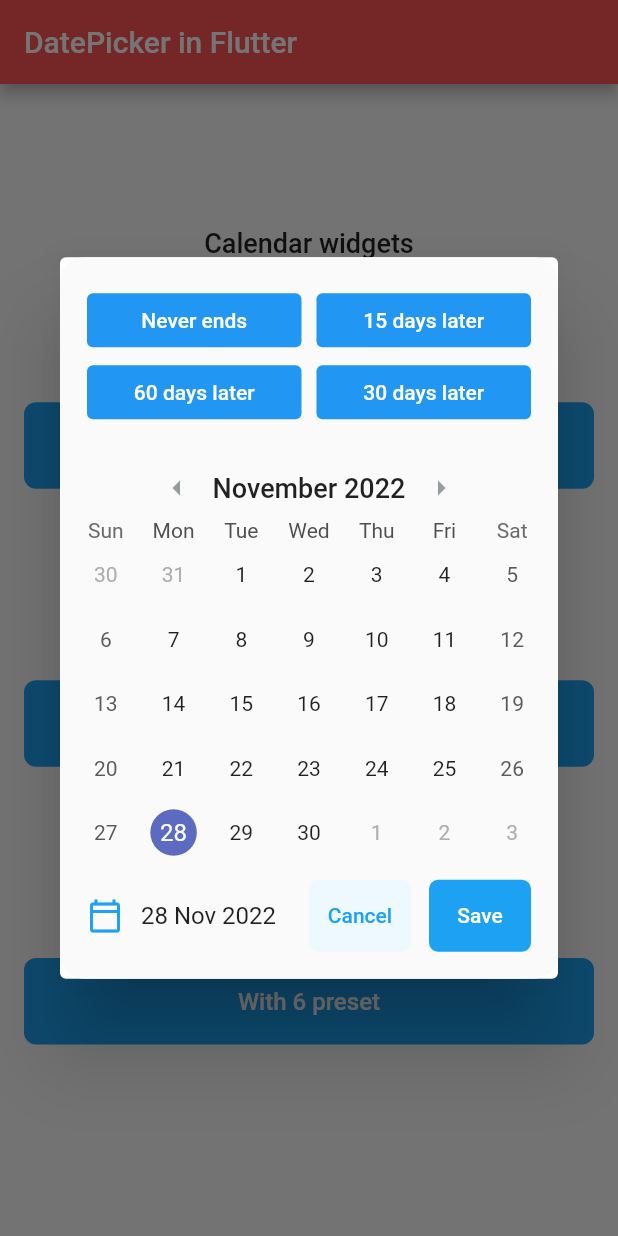
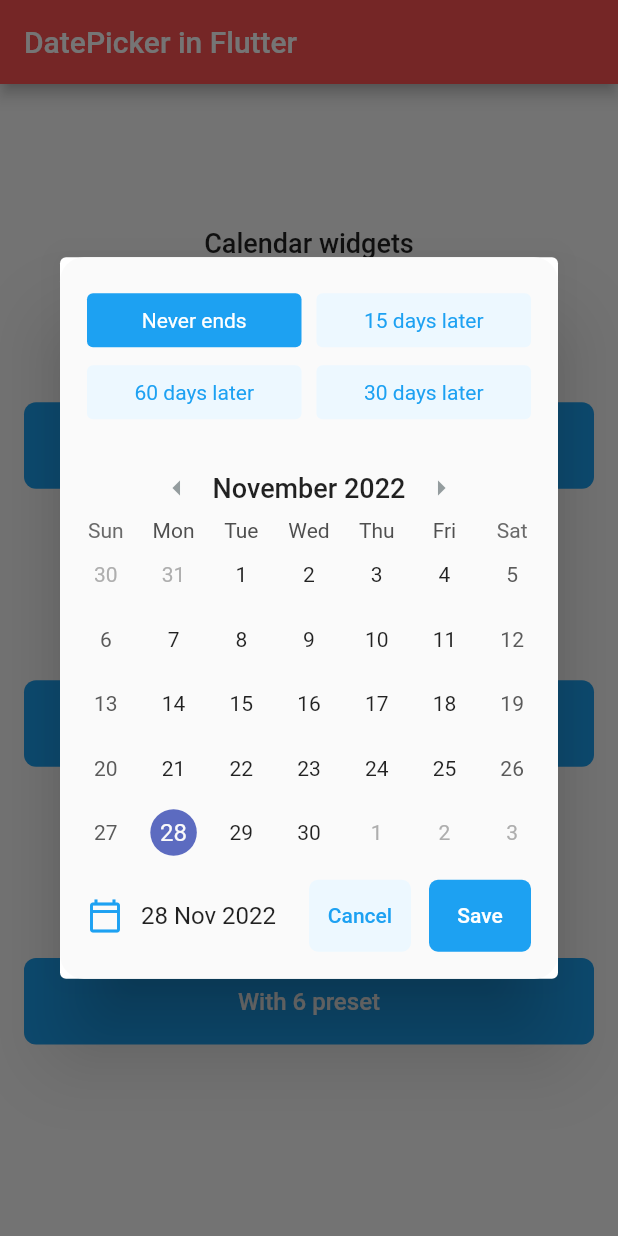
Before and after one commit to Ankit180898/custom_datepicker, a Flutter app: the screen it shows after launch, after a tap on "With 4 preset", on a phone screen of 412 x 824 dp. Run offline on Flutter 3.47's test engine with Material 2 defaults, Android fonts, the phone set to English and light mode, and no system bars; drawn by our look-alikes of table_calendar; our stand-ins replace get.

Commit message:
added observable in buttons

```diff
--- a/lib/controller/datePicker_controller.dart
+++ b/lib/controller/datePicker_controller.dart
@@ -5,8 +5,8 @@ class DatePickerController extends GetxController{
   var today1=DateTime.now().obs;
   var today2=DateTime.now().obs;
   var index=0;
-  var isClicked=false.obs;
-
+  var isClicked=0.obs;
+  var isClicked1=0.obs;
   Future<DateTime> onDateSelected(DateTime day,DateTime focusDay)  async{
     if(index==0){
       return today.value=day;
@@ -18,12 +18,12 @@ class DatePickerController extends GetxController{
       return today2.value=day;
     }
   }
-  @override
-  void onClose() {
-    dispose();
-    super.onClose();
+  selectedButton(int indexes){
+    isClicked.value=indexes;
+  }
+  selectedButtons(int indexes){
+    isClicked1.value=indexes;
   }
 
 
-
-}
+  }
--- a/lib/screens/demoPage.dart
+++ b/lib/screens/datePicker.dart
@@ -15,6 +15,7 @@ class DatePickerPage extends StatelessWidget {
 
   @override
   Widget build(BuildContext context) {
+    bool isAactive = true;
     var tue = DateTime.now();
     print("index $index");
     controller.index = index;
@@ -47,13 +48,20 @@ class DatePickerPage extends StatelessWidget {
                               Row(
                                 children: <Widget>[
                                   Expanded(
-                                      child: ElevatedButton(
-                                        onPressed: () {},
-                                        child: Text('Never ends',style: TextStyle(color: Style.white_color,fontSize: 14,fontFamily: "Roboto"),),
+                                      child: Obx(()=>
+                                         ElevatedButton(
+                                          onPressed: () {
+                                            controller.selectedButton(0);
+                                          },
+                                          child: Text('Never ends',style: TextStyle(color: controller.isClicked.value==0?Style.white_color:Style.primary_color,fontSize: 14,fontFamily: "Roboto",fontWeight: FontWeight.w400),),
                                           style: ElevatedButton.styleFrom(
                                             elevation: 0,
+                                            backgroundColor: controller.isClicked.value==0
+                                                ? Style.primary_color
+                                                : Style.disabled_blue,
                                             shape: RoundedRectangleBorder(
                                               borderRadius: BorderRadius.circular(4), // <-- Radius
+                                            ),
                                           ),
                                         ),
                                       )),
@@ -61,15 +69,21 @@ class DatePickerPage extends StatelessWidget {
                                     width: 10,
                                   ),
                                   Expanded(
-                                      child: ElevatedButton(
+                                      child: Obx(()=>
+                                        ElevatedButton(
                                           onPressed: () {
+                                            controller.selectedButton(1);
                                             controller.today1.value=controller.today1.value.add(Duration(days: 15));
                                           },
-                                        child: Text('15 days later',style: TextStyle(color: Style.white_color,fontSize: 14,fontFamily: "Roboto"),),
+                                          child: Text('15 days later',style: TextStyle(color: controller.isClicked.value==1?Style.white_color:Style.primary_color,fontSize: 14,fontFamily: "Roboto",fontWeight: FontWeight.w400),),
                                           style: ElevatedButton.styleFrom(
                                             elevation: 0,
+                                            backgroundColor: controller.isClicked.value==1
+                                                ? Style.primary_color
+                                                : Style.disabled_blue,
                                             shape: RoundedRectangleBorder(
                                               borderRadius: BorderRadius.circular(4), // <-- Radius
+                                            ),
                                           ),
                                         ),
                                       )),
@@ -78,15 +92,21 @@ class DatePickerPage extends StatelessWidget {
                               Row(
                                 children: <Widget>[
                                   Expanded(
-                                      child: ElevatedButton(
-                                        onPressed: () {
+                                      child: Obx(()=>
+                                        ElevatedButton(
+                                          onPressed:() {
+                                            controller.selectedButton(2);
                                             controller.today1.value=controller.today1.value.add(Duration(days: 60));
                                           },
-                                        child: Text('60 days later',style: TextStyle(color: Style.white_color,fontSize: 14,fontFamily: "Roboto"),),
+                                          child: Text('60 days later',style: TextStyle(color: controller.isClicked.value==2?Style.white_color:Style.primary_color,fontSize: 14,fontFamily: "Roboto",fontWeight: FontWeight.w400),),
                                           style: ElevatedButton.styleFrom(
                                             elevation: 0,
+                                            backgroundColor:  controller.isClicked.value==2
+                                          ? Style.primary_color
+                                            : Style.disabled_blue,
                                             shape: RoundedRectangleBorder(
                                               borderRadius: BorderRadius.circular(4), // <-- Radius
+                                            ),
                                           ),
                                         ),
                                       )),
@@ -94,15 +114,21 @@ class DatePickerPage extends StatelessWidget {
                                     width: 10,
                                   ),
                                   Expanded(
-                                      child: ElevatedButton(
+                                      child: Obx(()=>
+                                        ElevatedButton(
                                           onPressed: () {
+                                            controller.selectedButton(3);
                                             controller.today1.value=controller.today1.value.add(Duration(days: 30));
                                           },
-                                        child: Text('30 days later',style: TextStyle(color: Style.white_color,fontSize: 14,fontFamily: "Roboto"),),
+                                          child: Text('30 days later',style: TextStyle(color: controller.isClicked.value==3?Style.white_color:Style.primary_color,fontSize: 14,fontFamily: "Roboto",fontWeight: FontWeight.w400),),
                                           style: ElevatedButton.styleFrom(
                                             elevation: 0,
+                                            backgroundColor:  controller.isClicked.value==3
+                                                ? Style.primary_color
+                                                : Style.disabled_blue,
                                             shape: RoundedRectangleBorder(
                                               borderRadius: BorderRadius.circular(4), // <-- Radius
+                                            ),
                                           ),
                                         ),
                                       )),
@@ -120,18 +146,24 @@ class DatePickerPage extends StatelessWidget {
                               Row(
                                 children: <Widget>[
                                   Expanded(
-                                      child: ElevatedButton(
+                                      child: Obx(()=>
+                                        ElevatedButton(
                                           onPressed: () {
+                                            controller.selectedButton(4);
                                             controller.today2.value = controller
                                                 .today2.value
                                                 .subtract(Duration(days: 1));
 
                                           },
-                                        child: Text('Yesterday',style: TextStyle(color: Style.white_color,fontSize: 14,fontFamily: "Roboto"),),
+                                          child: Text('Yesterday',style: TextStyle(color: controller.isClicked.value==4?Style.white_color:Style.primary_color,fontSize: 14,fontFamily: "Roboto",fontWeight: FontWeight.w400),),
                                           style: ElevatedButton.styleFrom(
                                             elevation: 0,
+                                            backgroundColor:  controller.isClicked.value==4
+                                                ? Style.primary_color
+                                                : Style.disabled_blue,
                                             shape: RoundedRectangleBorder(
                                               borderRadius: BorderRadius.circular(4), // <-- Radius
+                                            ),
                                           ),
                                         ),
                                       )),
@@ -139,15 +171,21 @@ class DatePickerPage extends StatelessWidget {
                                     width: 10,
                                   ),
                                   Expanded(
-                                      child: ElevatedButton(
+                                      child: Obx(()=>
+                                        ElevatedButton(
                                           onPressed: () {
+                                            controller.selectedButton(5);
                                             controller.today2.value = DateTime.now();
                                           },
-                                        child: Text('Today',style: TextStyle(color: Style.white_color,fontSize: 14,fontFamily: "Roboto"),),
+                                          child: Text('Today',style: TextStyle(color: controller.isClicked.value==5?Style.white_color:Style.primary_color,fontSize: 14,fontFamily: "Roboto",fontWeight: FontWeight.w400),),
                                           style: ElevatedButton.styleFrom(
                                             elevation: 0,
+                                            backgroundColor:  controller.isClicked.value==5
+                                                ? Style.primary_color
+                                                : Style.disabled_blue,
                                             shape: RoundedRectangleBorder(
                                               borderRadius: BorderRadius.circular(4), // <-- Radius
+                                            ),
                                           ),
                                         ),
                                       )),
@@ -156,17 +194,23 @@ class DatePickerPage extends StatelessWidget {
                               Row(
                                 children: <Widget>[
                                   Expanded(
-                                      child: ElevatedButton(
+                                      child: Obx(()=>
+                                        ElevatedButton(
                                           onPressed: () {
+                                            controller.selectedButton(6);
                                             controller.today2.value = controller
                                                 .today2.value
                                                 .add(Duration(days: 1));
                                           },
-                                        child: Text('Tomorrow',style: TextStyle(color: Style.white_color,fontSize: 14,fontFamily: "Roboto"),),
+                                          child: Text('Tomorrow',style: TextStyle(color: controller.isClicked.value==6?Style.white_color:Style.primary_color,fontSize: 14,fontFamily: "Roboto",fontWeight: FontWeight.w400),),
                                           style: ElevatedButton.styleFrom(
                                             elevation: 0,
+                                            backgroundColor:  controller.isClicked.value==6
+                                                ? Style.primary_color
+                                                : Style.disabled_blue,
                                             shape: RoundedRectangleBorder(
                                               borderRadius: BorderRadius.circular(4), // <-- Radius
+                                            ),
                                           ),
                                         ),
                                       )),
@@ -174,16 +218,23 @@ class DatePickerPage extends StatelessWidget {
                                     width: 10,
                                   ),
                                   Expanded(
-                                      child: ElevatedButton(
+                                      child: Obx(()=>
+                                        ElevatedButton(
                                           onPressed: () {
+                                            controller.selectedButton(7);
+
                                             controller.today2.value = controller.today2.value.add(Duration(days:((6-controller.today2.value.weekday) % 7 )) );
 
                                           },
-                                        child: Text('This Saturday',style: TextStyle(color: Style.white_color,fontSize: 14,fontFamily: "Roboto"),),
+                                          child: Text('This Saturday',style: TextStyle(color: controller.isClicked.value==7?Style.white_color:Style.primary_color,fontSize: 14,fontFamily: "Roboto",fontWeight: FontWeight.w400),),
                                           style: ElevatedButton.styleFrom(
                                             elevation: 0,
+                                            backgroundColor:  controller.isClicked.value==7
+                                                ? Style.primary_color
+                                                : Style.disabled_blue,
                                             shape: RoundedRectangleBorder(
                                               borderRadius: BorderRadius.circular(4), // <-- Radius
+                                            ),
                                           ),
                                         ),
                                       )),
@@ -192,18 +243,25 @@ class DatePickerPage extends StatelessWidget {
                               Row(
                                 children: <Widget>[
                                   Expanded(
-                                      child: ElevatedButton(
+                                      child: Obx(()=>
+                                        ElevatedButton(
                                           onPressed: () {
+                                            controller.selectedButton(8);
+
                                             controller.today2.value = controller
                                                 .today2.value
                                                 .subtract(Duration(
                                                 days: controller
                                                     .today2.value.weekday));                                        },
-                                        child: Text('This Sunday',style: TextStyle(color: Style.white_color,fontSize: 14,fontFamily: "Roboto"),),
+                                          child: Text('This Sunday',style: TextStyle(color: controller.isClicked.value==8?Style.white_color:Style.primary_color,fontSize: 14,fontFamily: "Roboto",fontWeight: FontWeight.w400),),
                                           style: ElevatedButton.styleFrom(
                                             elevation: 0,
+                                            backgroundColor:  controller.isClicked.value==8
+                                                ? Style.primary_color
+                                                : Style.disabled_blue,
                                             shape: RoundedRectangleBorder(
                                               borderRadius: BorderRadius.circular(4), // <-- Radius
+                                            ),
                                           ),
                                         ),
                                       )),
@@ -211,17 +269,24 @@ class DatePickerPage extends StatelessWidget {
                                     width: 10,
                                   ),
                                   Expanded(
-                                      child: ElevatedButton(
+                                      child: Obx(()=>
+                                         ElevatedButton(
                                           onPressed: () {
+                                            controller.selectedButton(9);
+
                                             controller.today2.value = controller
                                                 .today2.value
                                                 .next(DateTime.tuesday);
                                           },
-                                        child: Text('Next Tuesday',style: TextStyle(color: Style.white_color,fontSize: 14,fontFamily: "Roboto"),),
+                                          child: Text('Next Tuesday',style: TextStyle(color: controller.isClicked.value==9?Style.white_color:Style.primary_color,fontSize: 14,fontFamily: "Roboto",fontWeight: FontWeight.w400),),
                                           style: ElevatedButton.styleFrom(
                                             elevation: 0,
+                                            backgroundColor:  controller.isClicked.value==9
+                                                ? Style.primary_color
+                                                : Style.disabled_blue,
                                             shape: RoundedRectangleBorder(
                                               borderRadius: BorderRadius.circular(4), // <-- Radius
+                                            ),
                                           ),
                                         ),
                                       )),
@@ -393,6 +458,8 @@ class DatePickerPage extends StatelessWidget {
                                     "second": controller.today1.value,
                                     "third": controller.today2.value
                                   });
+                                  controller.onClose();
+
                                 },
                                 child: Text(
                                   "Save",
--- a/lib/screens/homePage.dart
+++ b/lib/screens/homePage.dart
@@ -4,7 +4,7 @@ import 'package:flutter/material.dart';
 import 'package:get/get.dart';
 import 'package:intl/intl.dart';
 
-import 'demoPage.dart';
+import 'datePicker.dart';
 class HomePage extends StatefulWidget {
   @override
   State<StatefulWidget> createState() {
```
Lines whose indentation alone changed are shown as unchanged.
